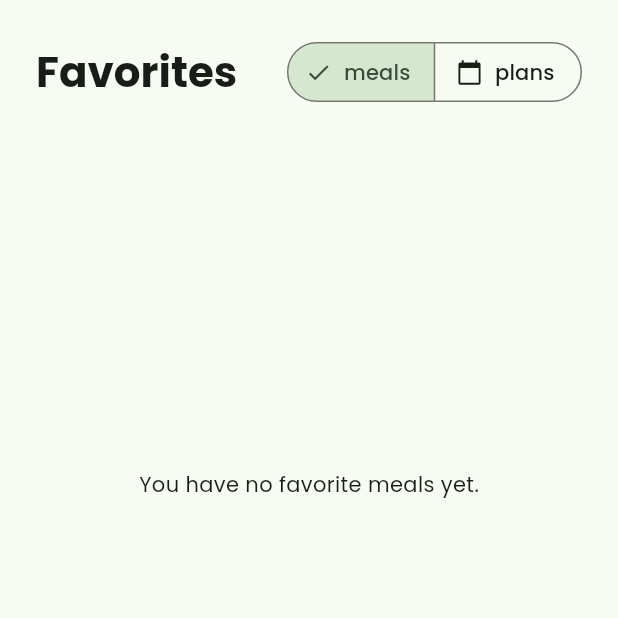
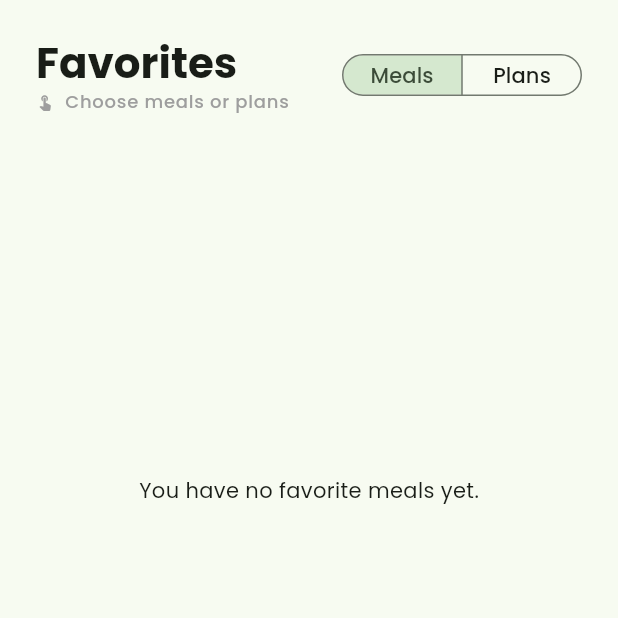
Before and after one commit to p-olszewski/DietDesigner, a Flutter app: the FavoritesTab screen opened directly, on a phone screen of 412 x 824 dp, the top half of it. Run offline on Flutter 3.47's test engine with Material 2 defaults, Android fonts, the phone set to English and light mode, and no system bars; our stand-ins replace cloud_firestore, firebase_auth, firebase_core, flutter_dotenv, fluttertoast, google_fonts and 1 more; missing offline and left inert: weekly_date_picker; accounts and stored records are empty.

Commit message:
add segmented button styles

```diff
--- a/lib/widgets/favorites_tab.dart
+++ b/lib/widgets/favorites_tab.dart
@@ -16,8 +16,7 @@ class FavoritesTab extends StatefulWidget {
 
 class _FavoritesTabState extends State<FavoritesTab> {
   final bool _isLoading = false;
-  final List<String> _options = ['meals', 'plan'];
-  String _selectedOption = 'meals';
+  String _selectedOption = 'Meals';
 
   @override
   void initState() {
@@ -42,25 +41,48 @@ class _FavoritesTabState extends State<FavoritesTab> {
                 Row(
                   mainAxisAlignment: MainAxisAlignment.spaceBetween,
                   children: [
+                    Column(
+                      crossAxisAlignment: CrossAxisAlignment.start,
+                      children: [
                         Text(
                           "Favorites",
                           style: Theme.of(context).textTheme.headlineMedium!.copyWith(fontWeight: FontWeight.bold),
                         ),
-                    SegmentedButton(
+                        Row(
+                          children: [
+                            const Icon(Icons.touch_app, color: Colors.grey, size: 12),
+                            Text(
+                              "  Choose meals or plans",
+                              style: Theme.of(context).textTheme.labelMedium!.copyWith(color: Colors.grey),
+                            ),
+                          ],
+                        ),
+                      ],
+                    ),
+                    SizedBox(
+                      width: 160.0,
+                      height: 36.0,
+                      child: SegmentedButton(
+                        showSelectedIcon: false,
                         segments: const [
                           ButtonSegment(
-                          value: 'meals',
-                          label: Text('meals'),
-                          icon: Icon(Icons.restaurant),
+                            value: 'Meals',
+                            label: Padding(
+                              padding: EdgeInsets.only(bottom: 20.0),
+                              child: Text('Meals'),
+                            ),
                           ),
                           ButtonSegment(
-                          value: 'plans',
-                          label: Text('plans'),
-                          icon: Icon(Icons.calendar_today),
+                            value: 'Plans',
+                            label: Padding(
+                              padding: EdgeInsets.only(bottom: 20.0),
+                              child: Text('Plans'),
+                            ),
                           ),
                         ],
                         selected: {_selectedOption},
                         onSelectionChanged: (value) => setState(() => _selectedOption = value.first),
+                      ),
                     ),
                   ],
                 ),
```
Lines whose indentation alone changed are shown as unchanged.
